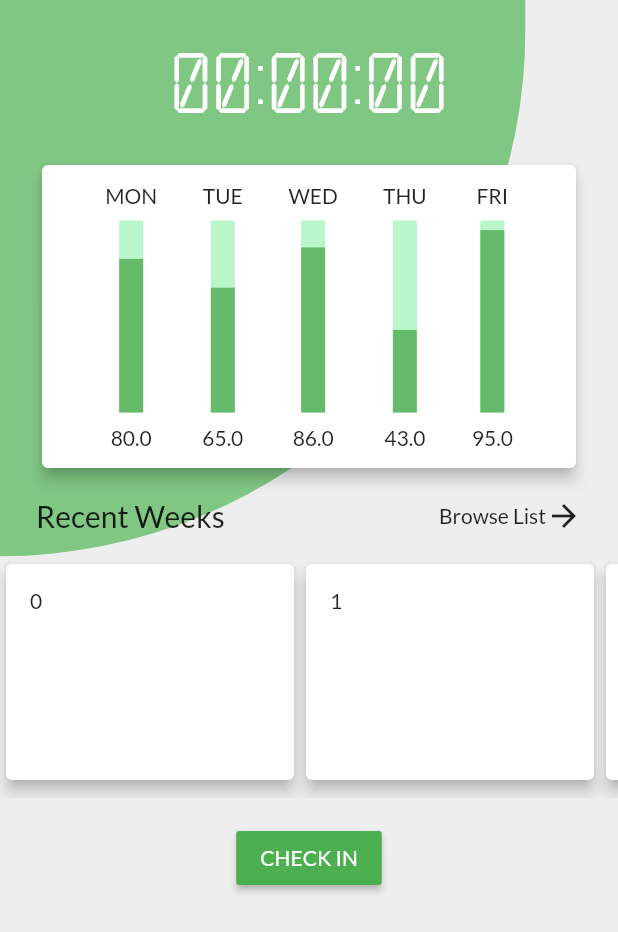
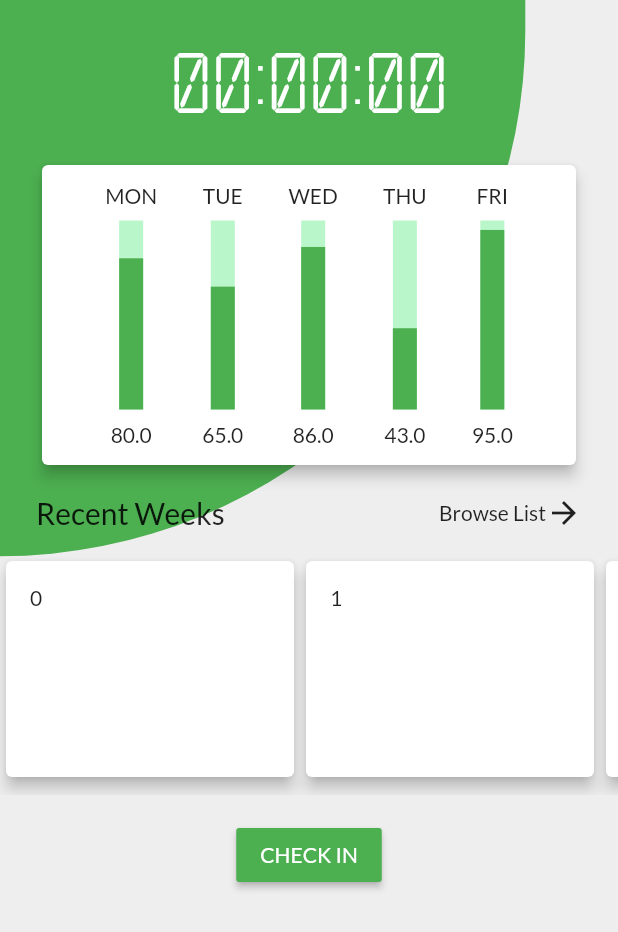
Before and after one commit to Joven-G/Flutter-timetracker-app, a Flutter app: the screen it shows after launch, on a phone screen of 412 x 824 dp. Shown: the top 932 px of the screen. Run offline on Flutter 3.47's test engine with Material 2 defaults, Android fonts, the phone set to English and light mode, and no system bars.

Commit message:
Refactor constants

```diff
--- a/lib/pages/home.dart
+++ b/lib/pages/home.dart
@@ -5,14 +5,14 @@ import 'package:flutter_time_tracker/widgets/buttons.dart';
 import 'package:flutter_time_tracker/widgets/backgrounds.dart';
 import 'package:flutter_time_tracker/widgets/generics.dart';
 
+const double SIDE_PADDING = 24.0;
+
 class HomePage extends StatefulWidget {
-
   @override
   HomePageState createState() => HomePageState();
 }
 
 class HomePageState extends State<HomePage> {
-
   Timer _timer;
   int _currentTimerValue = 0;
 
@@ -20,14 +20,18 @@ class HomePageState extends State<HomePage> {
     _timer = Timer.periodic(Duration(seconds: 1), _handleTimerCallback);
   }
 
-  _stopTimer() {
+  _clearTimer() {
     if (_timer.isActive) {
       _timer.cancel();
-      print("Timer cancelled with $_currentTimerValue seconds elapsed");
-      setState(() {
-        _currentTimerValue = 0;
-      });
     }
+  }
+
+  _stopTimer() {
+    _clearTimer();
+
+    setState(() {
+      _currentTimerValue = 0;
+    });
   }
 
   _handleTimerCallback(Timer _timer) {
@@ -41,7 +45,10 @@ class HomePageState extends State<HomePage> {
     return Scaffold(
       body: Stack(
         children: <Widget>[
-          PageBackground(backColor: Colors.grey[200], foreColor: Colors.green[300]),
+          PageBackground(
+            backColor: Colors.grey[200],
+            foreColor: Theme.of(context).primaryColor,
+          ),
           ListView(
             children: <Widget>[
               ASpacer(),
@@ -62,6 +69,12 @@ class HomePageState extends State<HomePage> {
         ],
       ),
     );
+  }
+
+  @override
+  void dispose() {
+    _clearTimer();
+    super.dispose();
   }
 }
 
@@ -114,7 +127,7 @@ class TimeWidget extends StatelessWidget {
   @override
   Widget build(BuildContext context) {
     return Container(
-      margin: const EdgeInsets.symmetric(horizontal: 36.0),
+      margin: const EdgeInsets.symmetric(horizontal: SIDE_PADDING * 1.5),
       width: MediaQuery.of(context).size.width * .8,
       child: Center(
         child: Text(
@@ -135,8 +148,8 @@ class ChartColumn extends StatelessWidget {
 
   final String label;
   final double height;
-  final _wellHeight = 128.0;
-  final _barWidth = 16.0;
+  final _wellHeight = SIDE_PADDING * 5.25;
+  final _barWidth = SIDE_PADDING / 1.5;
 
   @override
   Widget build(BuildContext context) {
@@ -147,19 +160,19 @@ class ChartColumn extends StatelessWidget {
         Stack(
           children: <Widget>[
             _well,
-            buildChartSpine(height)
+            buildChartSpine(height, context)
           ],
           alignment: AlignmentDirectional.bottomStart
         ),
-        ASpacer(height: 8.0),
+        ASpacer(height: SIDE_PADDING / 3),
         Text((height * 100).toString()),
       ],
     );
   }
 
-  Widget buildChartSpine(double height) {
+  Widget buildChartSpine(double height, BuildContext context) {
     return Container(
-      decoration: BoxDecoration(color: Colors.green[400]),
+      decoration: BoxDecoration(color: Theme.of(context).primaryColor),
       height: _wellHeight * height,
       width: _barWidth,
     );
@@ -180,11 +193,11 @@ class GraphCard extends StatelessWidget {
   @override
   Widget build(BuildContext context) {
     return Container(
-      margin: const EdgeInsets.symmetric(horizontal: 24.0),
+      margin: const EdgeInsets.symmetric(horizontal: SIDE_PADDING),
       child: ACard(
         color: Colors.white,
         child: Container(
-          margin: const EdgeInsets.symmetric(vertical: 12.0, horizontal: 12.0),
+          margin: const EdgeInsets.all(SIDE_PADDING * .5),
           child: Row(
             crossAxisAlignment: CrossAxisAlignment.start,
             mainAxisAlignment: MainAxisAlignment.spaceEvenly,
@@ -210,7 +223,7 @@ class WeekView extends StatelessWidget {
     return Column(
       children: <Widget>[
         Container(
-          margin: const EdgeInsets.symmetric(horizontal: 24.0),
+          margin: const EdgeInsets.symmetric(horizontal: SIDE_PADDING),
           child: Row(
             children: <Widget>[
               Expanded(
@@ -246,12 +259,12 @@ class WeekView extends StatelessWidget {
     for (int i = 0; i < count; i++) {
       cardList.add(
           Container(
-            margin: const EdgeInsets.only(bottom: 8.0),
+            margin: const EdgeInsets.only(bottom: SIDE_PADDING / 3),
             width: 200.0,
             child: ATapCard(
               onTap: () => print('Card $i tapped!'),
               child: Padding(
-                padding: const EdgeInsets.all(16.0),
+                padding: const EdgeInsets.all(SIDE_PADDING / 1.5),
                 child: Text(i.toString()),
               ),
             ),
```
